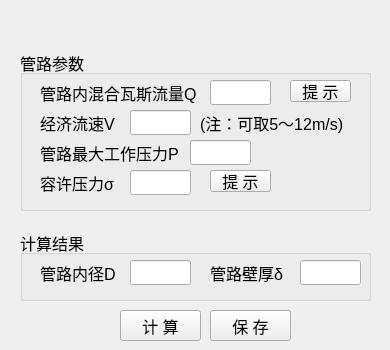
Above: python/cbm/uifiles/pore_size_dlg.ui from wyrover/cbm before the change. Below: the same form after it.
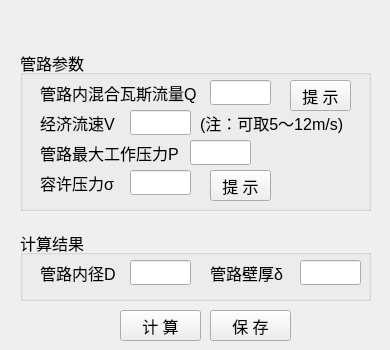
That is the form after the change. Icons and pictures are not drawn.

The edit to the form file:
```diff
--- a/python/cbm/uifiles/pore_size_dlg.ui
+++ b/python/cbm/uifiles/pore_size_dlg.ui
@@ -49,7 +49,7 @@
        <x>270</x>
        <y>30</y>
        <width>61</width>
-       <height>22</height>
+       <height>31</height>
       </rect>
      </property>
      <property name="font">
@@ -217,7 +217,7 @@
        <x>190</x>
        <y>120</y>
        <width>61</width>
-       <height>22</height>
+       <height>31</height>
       </rect>
      </property>
      <property name="font">
```
